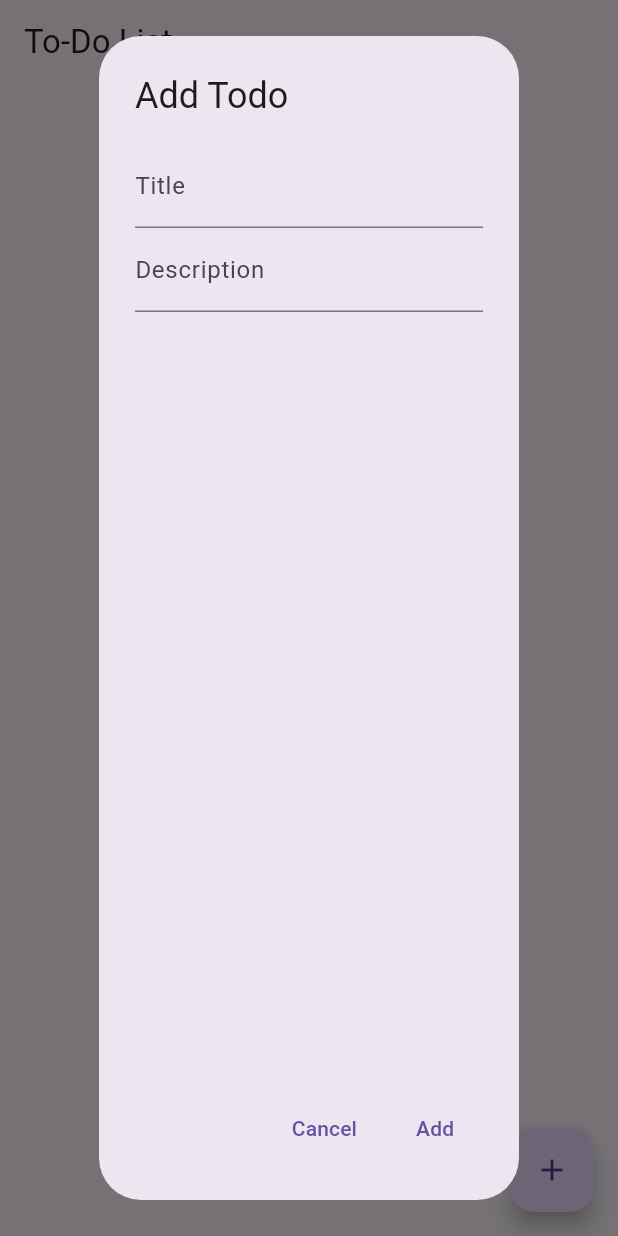
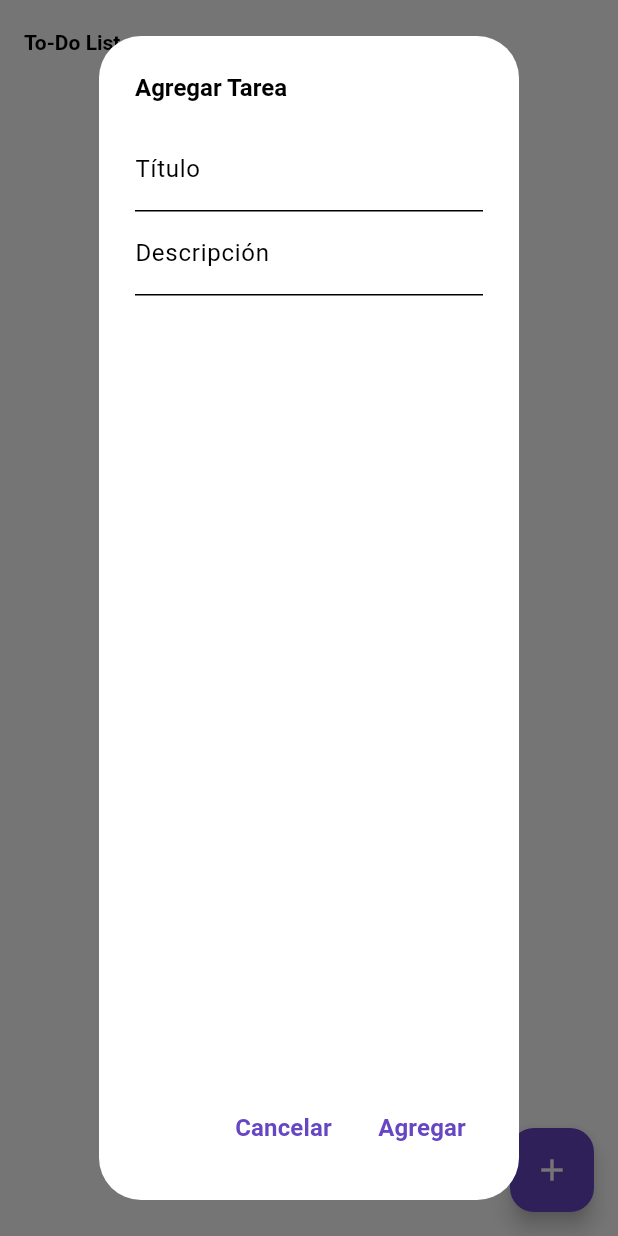
Before and after one commit to T0NY24/Examen_parcial_2, a Flutter app: the screen it shows after launch, after a tap on the "add" icon, on a phone screen of 412 x 824 dp. Run offline on Flutter 3.47's test engine with Material 3 defaults, Android fonts, the phone set to English and light mode, and no system bars.

```diff
--- /dev/null
+++ b/app/lib/app_theme.dart
@@ -0,0 +1,31 @@
+import 'package:flutter/material.dart';
+
+class AppTheme {
+  static ThemeData get customTheme {
+    return ThemeData(
+      brightness: Brightness.light,
+      primaryColor: purple500,
+      colorScheme: ColorScheme.light(primary: purple500, secondary: teal200),
+      textTheme: textTheme,
+    );
+  }
+
+  static const Color purple500 = Color(0xFF6746C3);
+  static const Color teal200 = Color(0xFF03DAC5);
+
+  static const TextTheme textTheme = TextTheme(
+    headline1: TextStyle(fontSize: 24.0, fontWeight: FontWeight.bold),
+    headline2: TextStyle(fontSize: 22.0, fontWeight: FontWeight.bold),
+    headline3: TextStyle(fontSize: 20.0, fontWeight: FontWeight.bold),
+    headline4: TextStyle(fontSize: 18.0, fontWeight: FontWeight.bold),
+    headline5: TextStyle(fontSize: 16.0, fontWeight: FontWeight.bold),
+    headline6: TextStyle(fontSize: 14.0, fontWeight: FontWeight.bold),
+    bodyText1: TextStyle(fontSize: 16.0),
+    bodyText2: TextStyle(fontSize: 14.0),
+    caption: TextStyle(fontSize: 12.0),
+    button: TextStyle(fontSize: 16.0, fontWeight: FontWeight.bold),
+    overline: TextStyle(fontSize: 10.0),
+    subtitle1: TextStyle(fontSize: 16.0),
+    subtitle2: TextStyle(fontSize: 14.0),
+  );
+}
--- a/app/lib/main.dart
+++ b/app/lib/main.dart
@@ -1,19 +1,22 @@
 import 'package:flutter/material.dart';
 import 'todoapp.dart';
+import 'app_theme.dart';
 
-void main() {
-  runApp(MyApp());
-}
+void main() => runApp(MyApp());
 
 class MyApp extends StatelessWidget {
   @override
   Widget build(BuildContext context) {
     return MaterialApp(
-      title: 'To-Do List App',
-      theme: ThemeData(
-        primarySwatch: Colors.blue,
+      debugShowCheckedModeBanner: false,
+      title: 'To-do-App',
+      theme: AppTheme.customTheme,
+      home: Scaffold(
+        backgroundColor: AppTheme.purple500,
+        body: SafeArea(
+          child: TodoListScreen(),
+        ),
       ),
-      home: TodoListScreen(),
     );
   }
 }
--- a/app/lib/todoapp.dart
+++ b/app/lib/todoapp.dart
@@ -7,7 +7,7 @@ class TodoListScreen extends StatefulWidget {
 }
 
 class _TodoListScreenState extends State<TodoListScreen> {
-  List<Todo> todos = [];
+  final List<Todo> todos = [];
 
   @override
   Widget build(BuildContext context) {
@@ -15,7 +15,29 @@ class _TodoListScreenState extends State<TodoListScreen> {
       appBar: AppBar(
         title: Text('To-Do List'),
       ),
-      body: ListView.builder(
+      body: todos.isEmpty
+          ? Center(
+              child: Column(
+                mainAxisAlignment: MainAxisAlignment.center,
+                children: [
+                  Text(
+                    'Bienvenido a To-Do-App',
+                    style: TextStyle(
+                      fontSize: 24.0,
+                      fontWeight: FontWeight.bold,
+                    ),
+                  ),
+                  SizedBox(height: 16.0),
+                  Image.asset(
+                    'assets/logo.jpg', // Reemplaza con la ruta de tu imagen
+                    width: 200.0,
+                    height: 200.0,
+                    fit: BoxFit.contain,
+                  ),
+                ],
+              ),
+            )
+          : ListView.builder(
               itemCount: todos.length,
               itemBuilder: (context, index) {
                 return ListTile(
@@ -73,16 +95,16 @@ class _TodoListScreenState extends State<TodoListScreen> {
         TextEditingController _descriptionController = TextEditingController();
 
         return AlertDialog(
-          title: Text('Add Todo'),
+          title: Text('Agregar Tarea'),
           content: Column(
             children: [
               TextField(
                 controller: _titleController,
-                decoration: InputDecoration(labelText: 'Title'),
+                decoration: InputDecoration(labelText: 'Título'),
               ),
               TextField(
                 controller: _descriptionController,
-                decoration: InputDecoration(labelText: 'Description'),
+                decoration: InputDecoration(labelText: 'Descripción'),
               ),
             ],
           ),
@@ -91,7 +113,7 @@ class _TodoListScreenState extends State<TodoListScreen> {
               onPressed: () {
                 Navigator.pop(context);
               },
-              child: Text('Cancel'),
+              child: Text('Cancelar'),
             ),
             TextButton(
               onPressed: () {
@@ -103,7 +125,7 @@ class _TodoListScreenState extends State<TodoListScreen> {
                 });
                 Navigator.pop(context);
               },
-              child: Text('Add'),
+              child: Text('Agregar'),
             ),
           ],
         );
@@ -121,16 +143,16 @@ class _TodoListScreenState extends State<TodoListScreen> {
             TextEditingController(text: todos[index].description);
 
         return AlertDialog(
-          title: Text('Edit Todo'),
+          title: Text('Editar Tarea'),
           content: Column(
             children: [
               TextField(
                 controller: _titleController,
-                decoration: InputDecoration(labelText: 'Title'),
+                decoration: InputDecoration(labelText: 'Título'),
               ),
               TextField(
                 controller: _descriptionController,
-                decoration: InputDecoration(labelText: 'Description'),
+                decoration: InputDecoration(labelText: 'Descripción'),
               ),
             ],
           ),
@@ -139,7 +161,7 @@ class _TodoListScreenState extends State<TodoListScreen> {
               onPressed: () {
                 Navigator.pop(context);
               },
-              child: Text('Cancel'),
+              child: Text('Cancelar'),
             ),
             TextButton(
               onPressed: () {
@@ -149,11 +171,11 @@ class _TodoListScreenState extends State<TodoListScreen> {
                 });
                 Navigator.pop(context);
               },
-              child: Text('Save'),
+              child: Text('Guardar'),
             ),
           ],
         );
-      }, // Agrega este paréntesis
+      },
     );
   }
 }
--- a/app/lib/todoappmodel.dart
+++ b/app/lib/todoappmodel.dart
@@ -13,3 +13,10 @@ class Todo {
     description = newDescription;
   }
 }
+
+class TodoAppModel {
+  final List<Todo> todos = [];
+
+  // Puedes agregar más lógica relacionada con el modelo aquí si es necesario.
+  // Por ejemplo, métodos para agregar, editar o eliminar tareas.
+}
```
Also changed, not shown: app/pubspec.yaml (+3 -4 lines), app/assets/logo.jpg (added), 1 other file. Lines whose indentation alone changed are shown as unchanged.
